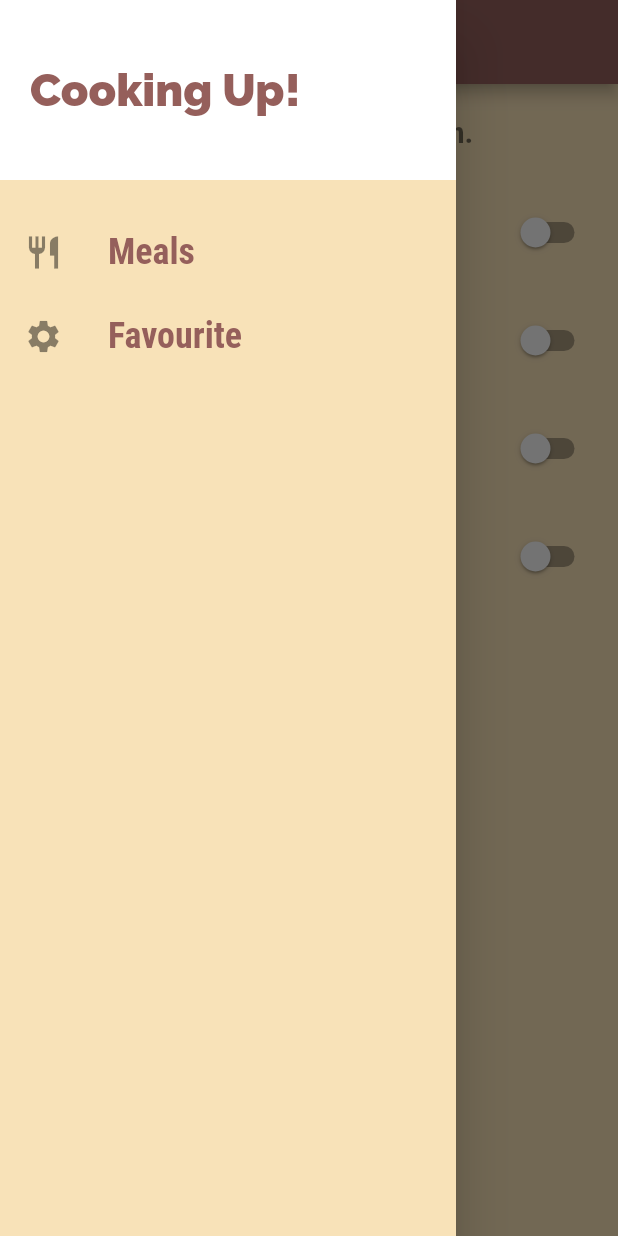
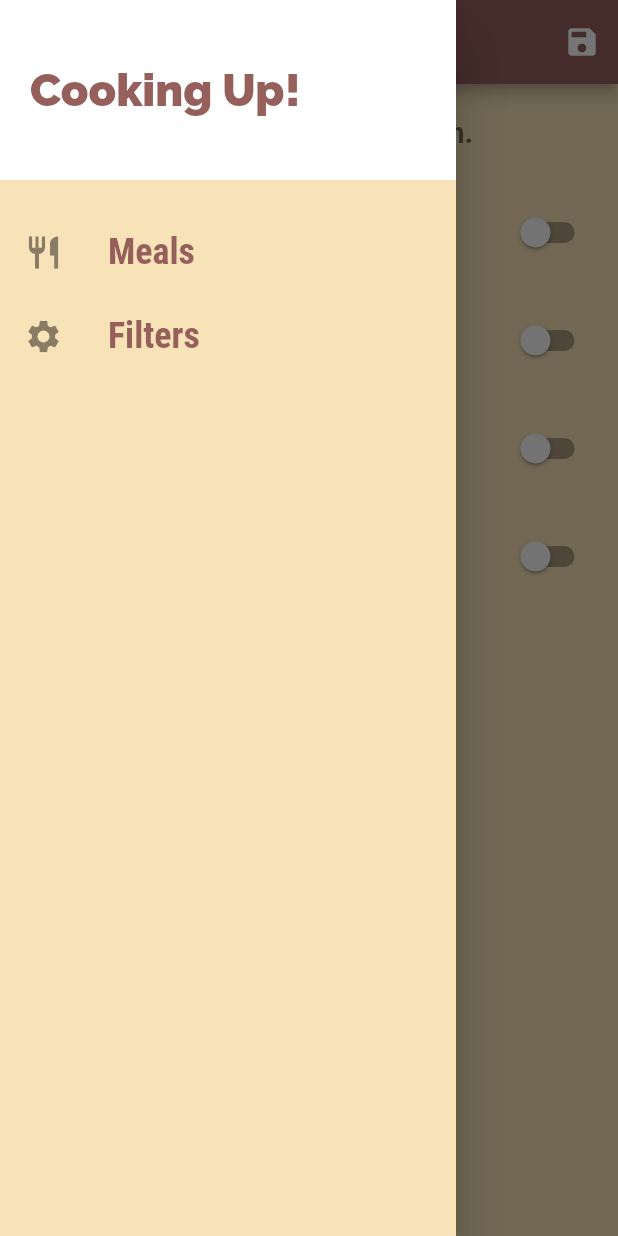
Before and after one commit to VishnuPothan/Recipe-Flutter-App, a Flutter app: the FiltersScreen screen opened by its route, with the side drawer open, on a phone screen of 412 x 824 dp. Run offline on Flutter 3.47's test engine with Material 2 defaults, Android fonts, the phone set to English and light mode, and no system bars.

Commit message:
Filter added

```diff
--- a/lib/main.dart
+++ b/lib/main.dart
@@ -1,6 +1,8 @@
 import 'dart:ui';
 
 import 'package:flutter/material.dart';
+import './dummyData.dart';
+import './models/meal.dart';
 import './screen/filtersScreen.dart';
 import './screen/mealDetailsScreen.dart';
 import './screen/categoryMealsScreen.dart';
@@ -21,8 +23,40 @@ Map<int, Color> color = {
   900: Color.fromRGBO(149, 95, 91, 1),
 };
 
-class MyApp extends StatelessWidget {
+class MyApp extends StatefulWidget {
+  @override
+  _MyAppState createState() => _MyAppState();
+}
+
+class _MyAppState extends State<MyApp> {
   MaterialColor colorCustom = MaterialColor(0xFF955F5B, color);
+  Map<String, bool> _filters = {
+    'gluten': false,
+    'lactose': false,
+    'vegan': false,
+    'vegetarian': false,
+  };
+  List<Meal> _availableMeals = DUMMY_MEALS;
+
+  void _setFilters(Map<String, bool> filteredData) {
+    setState(() {
+      _filters = filteredData;
+      print(_filters);
+      _availableMeals = DUMMY_MEALS.where((meal) {
+        if (_filters['gluten'] && !meal.isGlutenFree) {
+          return false;
+        } else if (_filters['lactose'] && !meal.isLactoseFree) {
+          return false;
+        } else if (_filters['vegan'] && !meal.isVegan) {
+          return false;
+        } else if (_filters['vegetarian'] && !meal.isVegetarian) {
+          print(meal.title);
+          return false;
+        }
+        return true;
+      }).toList();
+    });
+  }
 
   @override
   Widget build(BuildContext context) {
@@ -50,16 +84,18 @@ class MyApp extends StatelessWidget {
       //home: CategoriesScreen(),
       routes: {
         '/': (ctx) => TabsScreen(),
-        CategoryMealsScreen.routeName: (ctx) => CategoryMealsScreen(),
+        CategoryMealsScreen.routeName: (ctx) =>
+            CategoryMealsScreen(_availableMeals),
         MealDetailsScreen.routeName: (ctx) => MealDetailsScreen(),
-        FiltersScreen.routeName: (ctx) => FiltersScreen(),
+        FiltersScreen.routeName: (ctx) => FiltersScreen(_setFilters, _filters),
       },
       /*onGenerateRoute: (settings){
         print(settings.arguments);
         return MaterialPageRoute(builder: (ctx) => CategoryMealsScreen());
       },*/
       onUnknownRoute: (settings) {
-        return MaterialPageRoute(builder: (ctx) => CategoryMealsScreen());
+        return MaterialPageRoute(
+            builder: (ctx) => CategoryMealsScreen(_availableMeals));
       },
     );
   }
--- a/lib/screen/filtersScreen.dart
+++ b/lib/screen/filtersScreen.dart
@@ -3,6 +3,10 @@ import '../widgets/mainDrawer.dart';
 
 class FiltersScreen extends StatefulWidget {
   static const routeName = '/filters';
+  final Function saveFilters;
+  final Map<String, bool> currFilters;
+
+  FiltersScreen(this.saveFilters, this.currFilters);
 
   @override
   _FiltersScreenState createState() => _FiltersScreenState();
@@ -13,6 +17,15 @@ class _FiltersScreenState extends State<FiltersScreen> {
   var _vegetarian = false;
   var _vegan = false;
   var _lactoseFree = false;
+
+  @override
+  initState() {
+    _glutenFree = widget.currFilters['gluten'];
+    _lactoseFree = widget.currFilters['lactose'];
+    _vegan = widget.currFilters['vegan'];
+    _vegetarian = widget.currFilters['vegetarian'];
+    super.initState();
+  }
 
   Widget _builtSwitchListTile(
       String title, String description, bool currValue, Function updateValue) {
@@ -29,6 +42,20 @@ class _FiltersScreenState extends State<FiltersScreen> {
     return Scaffold(
       appBar: AppBar(
         title: Text('Filter'),
+        actions: [
+          IconButton(
+            icon: Icon(Icons.save),
+            onPressed: () {
+              final Map<String, bool> selectedFilters = {
+                'gluten': _glutenFree,
+                'lactose': _lactoseFree,
+                'vegan': _vegan,
+                'vegetarian': _vegetarian,
+              };
+              widget.saveFilters(selectedFilters);
+            },
+          ),
+        ],
       ),
       body: Column(
         children: [
@@ -56,7 +83,7 @@ class _FiltersScreenState extends State<FiltersScreen> {
                   'Lactose Free',
                   'Only include lactose-free food',
                   _lactoseFree,
-                      (newValue) {
+                  (newValue) {
                     setState(() {
                       _lactoseFree = newValue;
                     });
@@ -66,7 +93,7 @@ class _FiltersScreenState extends State<FiltersScreen> {
                   'Vegetarian',
                   'Only include vegetarian food',
                   _vegetarian,
-                      (newValue) {
+                  (newValue) {
                     setState(() {
                       _vegetarian = newValue;
                     });
@@ -76,7 +103,7 @@ class _FiltersScreenState extends State<FiltersScreen> {
                   'Vegan',
                   'Only include vegan food',
                   _vegan,
-                      (newValue) {
+                  (newValue) {
                     setState(() {
                       _vegan = newValue;
                     });
--- a/lib/widgets/mainDrawer.dart
+++ b/lib/widgets/mainDrawer.dart
@@ -44,10 +44,10 @@ class MainDrawer extends StatelessWidget {
           SizedBox(
             height: 20,
           ),
-          buildListTile('Meals', Icons.restaurant, (){
+          buildListTile('Meals', Icons.restaurant, () {
             Navigator.of(context).pushReplacementNamed('/');
           }),
-          buildListTile('Favourite', Icons.settings, (){
+          buildListTile('Filters', Icons.settings, () {
             Navigator.of(context).pushReplacementNamed(FiltersScreen.routeName);
           }),
         ],
```
Also changed, not shown: lib/screen/categoryMealsScreen.dart (+5 -2 lines), lib/dummyData.dart (indentation only).
